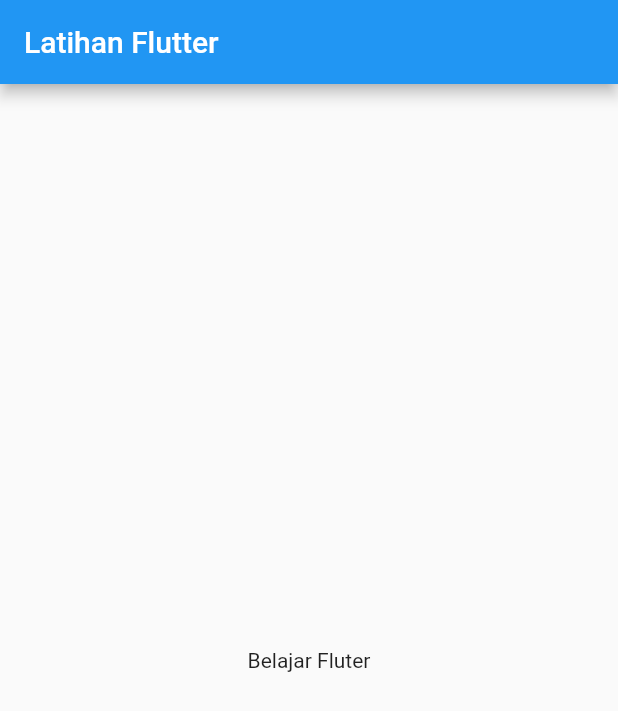
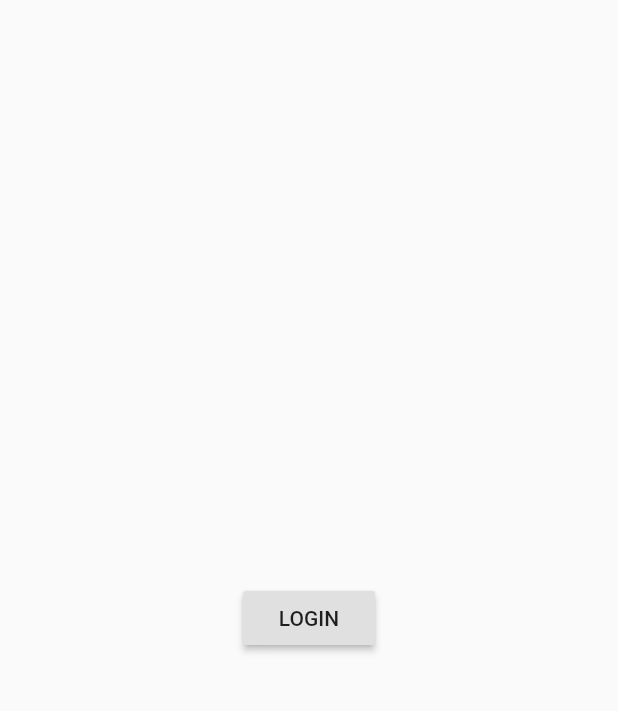
Before and after one commit to Balajar-DM/Flutter-Learn, a Flutter app: the screen it shows after launch, on a phone screen of 412 x 824 dp. Shown: the top 711 px of the screen. Run offline on Flutter 3.47's test engine with Material 2 defaults, Android fonts, the phone set to English and light mode, and no system bars.

Commit message:
Navigasi Multi Page Screen

```diff
--- /dev/null
+++ b/lib/login_page.dart
@@ -0,0 +1,21 @@
+import 'package:flutter/material.dart';
+import 'package:learn/main_page.dart';
+
+class LoginPage extends StatelessWidget {
+  @override
+  Widget build(BuildContext context) {
+    return Scaffold(
+      body: Center(
+        child: RaisedButton(
+          child: Text("LOGIN"),
+          onPressed: () {
+            Navigator.pushReplacement(context,
+                MaterialPageRoute(builder: (context) {
+              return MainPage();
+            }));
+          },
+        ),
+      ),
+    );
+  }
+}
--- a/lib/main.dart
+++ b/lib/main.dart
@@ -1,4 +1,5 @@
 import 'package:flutter/material.dart';
+import 'package:learn/login_page.dart';
 
 void main() => runApp(MyApp());
 
@@ -6,12 +7,7 @@ class MyApp extends StatelessWidget {
   @override
   Widget build(BuildContext context) {
     return MaterialApp(
-      home: Scaffold(
-        appBar: AppBar(
-          title: Text("Latihan Flutter"),
-        ),
-        body: Center(child: Text("Belajar Fluter")),
-      ),
+      home: LoginPage(),
     );
   }
 }
```
Also changed, not shown: lib/main_page.dart (added, +26 -0 lines), lib/second_page.dart (added, +20 -0 lines).
